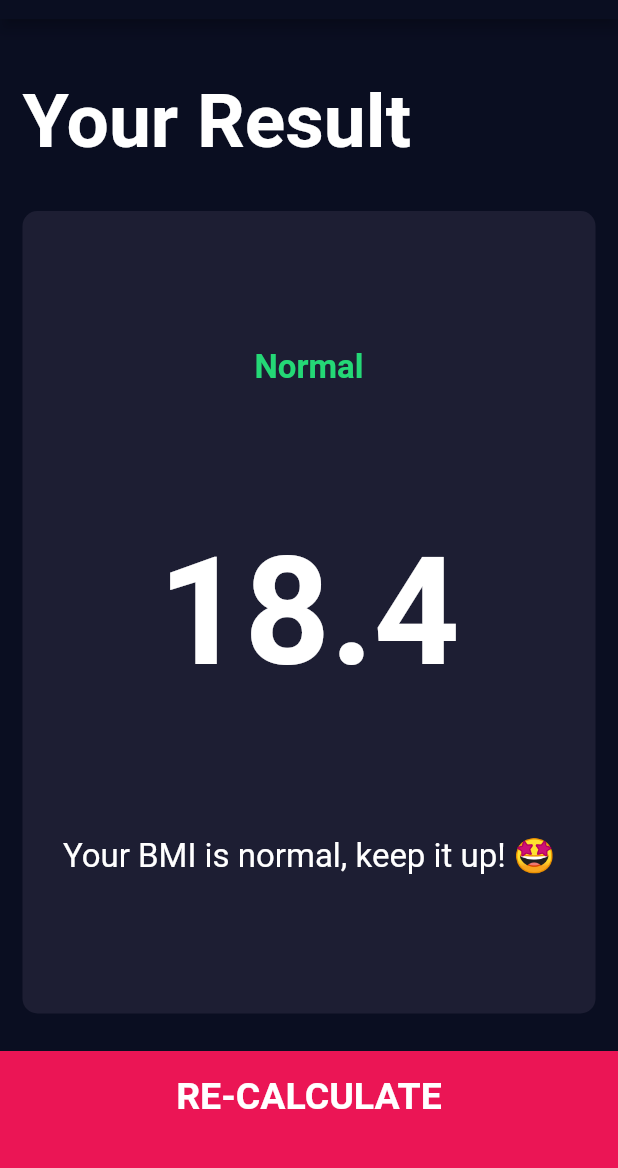
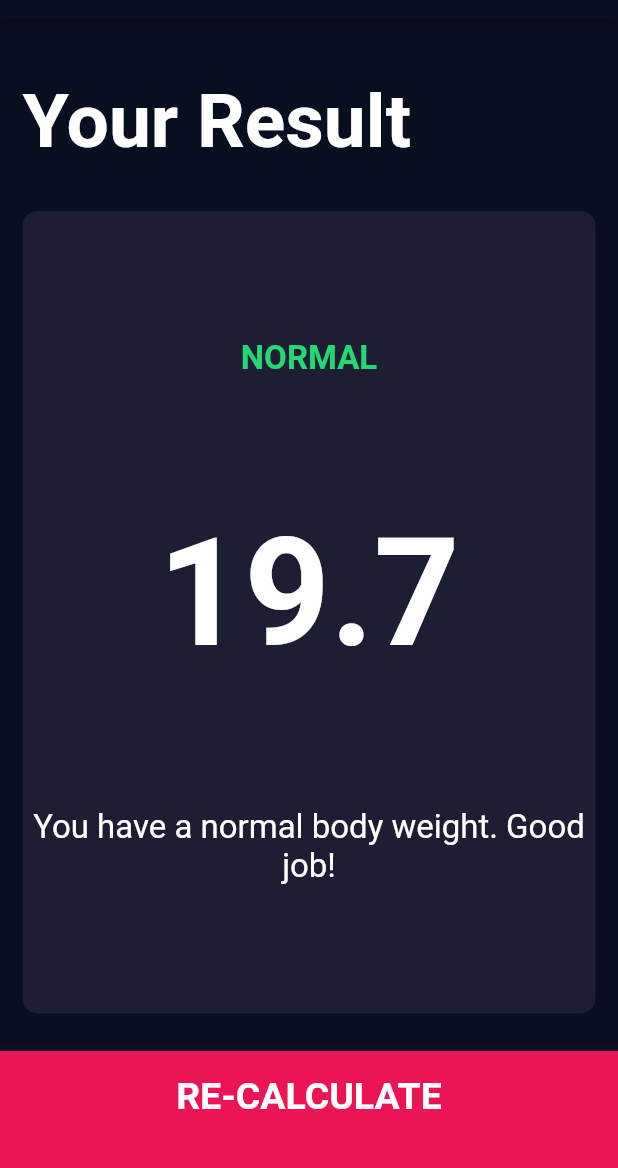
Before and after one commit to caitlynbakery/BMI-Calculator, a Flutter app: the screen it shows after launch, after a tap on "CALCULATE", on a phone screen of 412 x 824 dp, the part 65-1233 px from its top. Run offline on Flutter 3.47's test engine with Material 2 defaults, Android fonts, the phone set to English and light mode, and no system bars; our stand-ins replace font_awesome_flutter.

Commit message:
finished project

```diff
--- /dev/null
+++ b/lib/calculator_brain.dart
@@ -0,0 +1,36 @@
+import 'dart:math';
+
+class CalculatorBrain {
+
+  CalculatorBrain({this.height, this.weight});
+
+  final int height;
+  final int weight;
+
+  double _bmi;
+
+  String calculateBMI() {
+    _bmi = weight / pow(height, 2) * 703;
+    return _bmi.toStringAsFixed(1);
+  }
+
+  String getResults() {
+    if (_bmi >= 25) {
+      return 'Overweight';
+    } else if (_bmi > 18.5) {
+      return 'Normal';
+    } else {
+      return 'Underweight';
+    }
+  }
+
+  String getInterpretation() {
+    if (_bmi >= 25) {
+      return 'You have a higher than normal body weight. Try to exercise more.';
+    } else if (_bmi > 18.5) {
+      return 'You have a normal body weight. Good job!';
+    } else {
+      return 'You have a lower than normal body weight. You can eat a bit more.';
+    }
+  }
+}
--- a/lib/screens/input_page.dart
+++ b/lib/screens/input_page.dart
@@ -7,6 +7,7 @@ import '../constants.dart';
 import 'results_page.dart';
 import '../components/round_icon_button.dart';
 import '../components/bottom_button.dart';
+import 'package:bmi_calculator/calculator_brain.dart';
 
 enum Gender { female, male }
 
@@ -17,8 +18,8 @@ class InputPage extends StatefulWidget {
 
 class _InputPageState extends State<InputPage> {
   Gender selectedGender;
-  int height = 180;
-  int weight = 60;
+  int height = 50;
+  int weight = 70;
   int age = 10;
 
   @override
@@ -88,7 +89,7 @@ class _InputPageState extends State<InputPage> {
                         style: kNumTextStyle,
                       ),
                       Text(
-                        'cm',
+                        'in',
                         style: kLabelTextStyle,
                       )
                     ],
@@ -104,8 +105,8 @@ class _InputPageState extends State<InputPage> {
                     ),
                     child: Slider(
                       value: height.toDouble(),
-                      min: 120.0,
-                      max: 220.0,
+                      min: 48.0,
+                      max: 84.0,
                       onChanged: (double newValue) {
                         setState(() {
                           height = newValue.round();
@@ -206,8 +207,14 @@ class _InputPageState extends State<InputPage> {
           BottomButton(
             buttonTitle: 'CALCULATE',
             onTap: () {
+              CalculatorBrain calc = CalculatorBrain(height: height, weight: weight);
+
               Navigator.push(context, MaterialPageRoute(builder: (context) {
-                return ResultsPage();
+                return ResultsPage(
+                  bmiResult: calc.calculateBMI(),
+                  resultText: calc.getResults(),
+                  interpretation: calc.getInterpretation(),
+                );
               }));
             },
           )
--- a/lib/screens/results_page.dart
+++ b/lib/screens/results_page.dart
@@ -4,6 +4,13 @@ import '../components/reusable_card.dart';
 import '../components/bottom_button.dart';
 
 class ResultsPage extends StatelessWidget {
+
+  ResultsPage({@required this.interpretation, @required this.bmiResult, @required this.resultText});
+
+  final String bmiResult;
+  final String resultText;
+  final String interpretation;
+
   @override
   Widget build(BuildContext context) {
     return Scaffold(
@@ -29,14 +36,14 @@ class ResultsPage extends StatelessWidget {
                 mainAxisAlignment: MainAxisAlignment.spaceEvenly,
                 crossAxisAlignment: CrossAxisAlignment.center,
                 children: <Widget>[
-                  Text('Normal',
+                  Text(resultText.toUpperCase(),
                   style: kResultTextStyle,),
                   Text(
-                    '18.4',
+                    bmiResult,
                     style: kBMITextStyle,
                   ),
                   Text(
-                    'Your BMI is normal, keep it up! 🤩',
+                    interpretation,
                     textAlign: TextAlign.center,
                     style: kBodyTextStyle,
                   )
```
